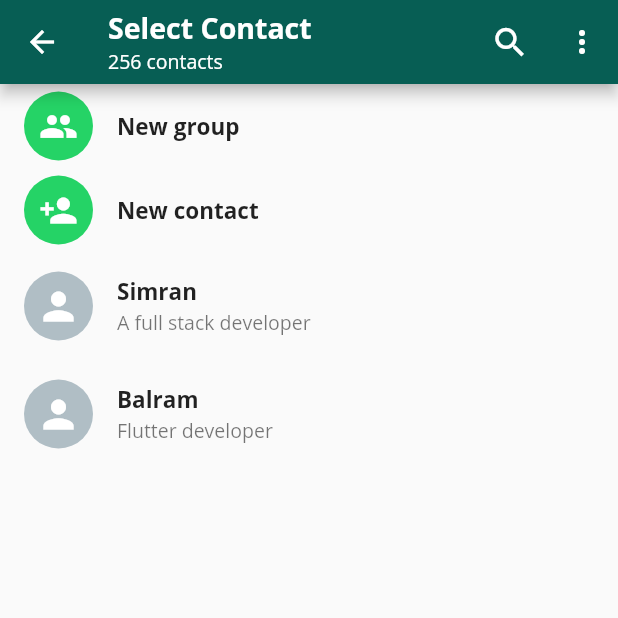
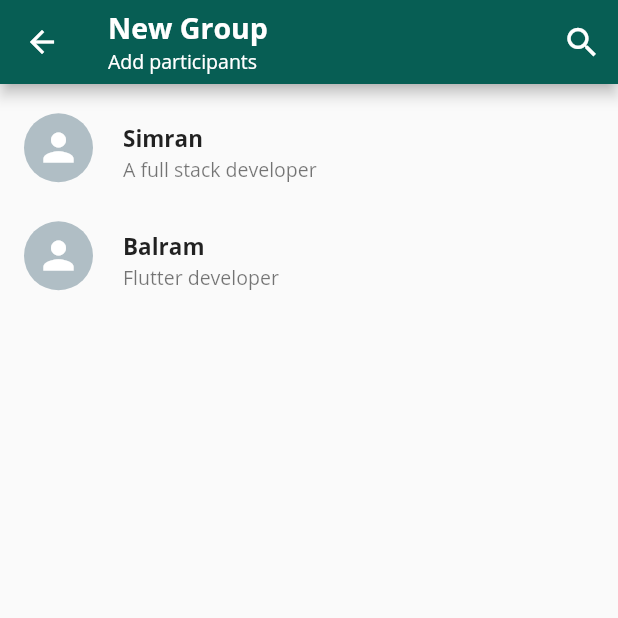
Before and after one commit to simran1901/Connect-O, a Flutter app: the SelectContact screen opened directly, after a tap on "New group", on a phone screen of 412 x 824 dp, the top half of it. Run offline on Flutter 3.47's test engine with Material 2 defaults, Android fonts, the phone set to English and light mode, and no system bars.

Commit message:
new group page created

```diff
--- a/lib/models/chat_model.dart
+++ b/lib/models/chat_model.dart
@@ -5,6 +5,7 @@ class ChatModel {
   String? time;
   String? currentMessage;
   String? status;
+  bool select;
 
   ChatModel({
     required this.name,
@@ -13,5 +14,6 @@ class ChatModel {
     this.time,
     this.currentMessage,
     this.status,
+    this.select = false,
   });
 }
--- /dev/null
+++ b/lib/screens/create_group.dart
@@ -0,0 +1,103 @@
+import 'package:flutter/material.dart';
+
+import '../widgets/avatar_card.dart';
+import '../widgets/contact_card.dart';
+import '../models/chat_model.dart';
+
+class CreateGroup extends StatefulWidget {
+  const CreateGroup({Key? key}) : super(key: key);
+
+  @override
+  _CreateGroupState createState() => _CreateGroupState();
+}
+
+class _CreateGroupState extends State<CreateGroup> {
+  List<ChatModel> contacts = [
+    ChatModel(
+      name: 'Simran',
+      status: 'A full stack developer',
+    ),
+    ChatModel(
+      name: 'Balram',
+      status: 'Flutter developer',
+    ),
+  ];
+  List<ChatModel> groups = [];
+  @override
+  Widget build(BuildContext context) {
+    return Scaffold(
+      appBar: AppBar(
+        title: Column(
+          mainAxisAlignment: MainAxisAlignment.start,
+          crossAxisAlignment: CrossAxisAlignment.start,
+          children: [
+            Text(
+              'New Group',
+              style: TextStyle(fontSize: 19, fontWeight: FontWeight.bold),
+            ),
+            Text('Add participants', style: TextStyle(fontSize: 13)),
+          ],
+        ),
+        actions: [
+          IconButton(icon: Icon(Icons.search, size: 26), onPressed: () {}),
+        ],
+      ),
+      body: Stack(
+        children: [
+          ListView.builder(
+            itemCount: contacts.length + 1,
+            itemBuilder: (BuildContext ctx, int i) {
+              if (i == 0) {
+                return Container(height: groups.length > 0 ? 90 : 10);
+              }
+              return InkWell(
+                onTap: () {
+                  if (contacts[i - 1].select == false) {
+                    setState(() {
+                      groups.add(contacts[i - 1]);
+                      contacts[i - 1].select = true;
+                      print(contacts[i - 1].select);
+                    });
+                  } else {
+                    setState(() {
+                      groups.remove(contacts[i - 1]);
+                      contacts[i - 1].select = false;
+                    });
+                  }
+                },
+                child: ContactCard(contact: contacts[i - 1]),
+              );
+            },
+          ),
+          if (groups.length > 0)
+            Column(
+              children: [
+                Container(
+                  height: 75,
+                  color: Colors.white,
+                  child: ListView.builder(
+                    itemCount: groups.length,
+                    scrollDirection: Axis.horizontal,
+                    itemBuilder: (ctx, i) {
+                      if (contacts[i].select)
+                        return InkWell(
+                          onTap: () {
+                            setState(() {
+                              groups.remove(contacts[i]);
+                              contacts[i].select = false;
+                            });
+                          },
+                          child: AvatarCard(contact: contacts[i]),
+                        );
+                      return Container();
+                    },
+                  ),
+                ),
+                Divider(thickness: 1),
+              ],
+            ),
+        ],
+      ),
+    );
+  }
+}
--- a/lib/screens/select_contact.dart
+++ b/lib/screens/select_contact.dart
@@ -1,3 +1,4 @@
+import 'package:connecto/screens/create_group.dart';
 import 'package:connecto/widgets/button_card.dart';
 import 'package:flutter/material.dart';
 
@@ -66,15 +67,20 @@ class _SelectContactState extends State<SelectContact> {
         ],
       ),
       body: ListView.builder(
-        itemCount: contacts.length+2,
+        itemCount: contacts.length + 2,
         itemBuilder: (BuildContext ctx, int i) {
-          if (i==0){
-            return ButtonCard(name: 'New group', icon: Icons.group);
-          }
-          else if(i==1) {
+          if (i == 0) {
+            return InkWell(
+              onTap: () {
+                Navigator.of(context).push(MaterialPageRoute(
+                    builder: (BuildContext ctx) => CreateGroup()));
+              },
+              child: ButtonCard(name: 'New group', icon: Icons.group),
+            );
+          } else if (i == 1) {
             return ButtonCard(name: 'New contact', icon: Icons.person_add);
           }
-          return ContactCard(contact: contacts[i-2]);
+          return ContactCard(contact: contacts[i - 2]);
         },
       ),
     );
--- a/lib/widgets/button_card.dart
+++ b/lib/widgets/button_card.dart
@@ -8,9 +8,7 @@ class ButtonCard extends StatelessWidget {
 
   @override
   Widget build(BuildContext context) {
-    return InkWell(
-      onTap: () {},
-      child: ListTile(
+    return ListTile(
       leading: CircleAvatar(
         radius: 23,
         child: Icon(icon, size: 26, color: Colors.white),
@@ -20,7 +18,6 @@ class ButtonCard extends StatelessWidget {
         name,
         style: TextStyle(fontSize: 15, fontWeight: FontWeight.bold),
       ),
-      ),
     );
   }
 }
--- a/lib/widgets/contact_card.dart
+++ b/lib/widgets/contact_card.dart
@@ -7,13 +7,30 @@ class ContactCard extends StatelessWidget {
 
   @override
   Widget build(BuildContext context) {
-    return InkWell(
-      onTap: () {},
-      child: ListTile(
-        leading: CircleAvatar(
+    print(contact.select);
+    return ListTile(
+      leading: Container(
+        height: 53,
+        width: 50,
+        child: Stack(
+          children: [
+            CircleAvatar(
               radius: 23,
               child: Icon(Icons.person, color: Colors.white, size: 30),
               backgroundColor: Colors.blueGrey[200],
+            ),
+            if (contact.select == true)
+            Positioned(
+              bottom: 4,
+              right: 5,
+              child: CircleAvatar(
+                backgroundColor: Colors.teal,
+                radius: 11,
+                child: Icon(Icons.check, color: Colors.white, size: 18),
+              ),
+            ),
+          ],
+        ),
       ),
       title: Text(
         contact.name,
@@ -23,7 +40,6 @@ class ContactCard extends StatelessWidget {
         contact.status!,
         style: TextStyle(fontSize: 13),
       ),
-      ),
     );
   }
 }
```
Also changed, not shown: lib/widgets/avatar_card.dart (added, +42 -0 lines). Lines whose indentation alone changed are shown as unchanged.
